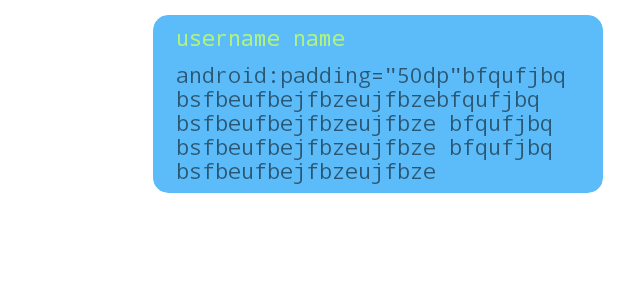
After one commit to BlaBl-App/BlaBl-App, an Android app: the layout message_custom.xml on its own in the app's theme, with its tools: preview values and no code run, on a phone screen of 412 x 824 dp. The commit adds this screen. Shown: the top 300 px of the screen. Run offline under Robolectric (Android 15) with nearby library versions, the phone set to English and light mode, and no system bars.

Commit message:
Ajout du composant de message

```diff
--- a/app/src/main/java/com/blablapp/blablapp/MainActivity.kt
+++ b/app/src/main/java/com/blablapp/blablapp/MainActivity.kt
@@ -44,7 +44,7 @@ class MainActivity : AppCompatActivity() {
             if (ProfilPseudo.text.toString() != "") {
                 this.user.pseudo = ProfilPseudo.text.toString()
                 val intent = Intent(this, ForumActivity::class.java)
-                intent.putExtra("user", this.user)
+                intent.putExtra("user", this.user.pseudo)
                 startActivity(intent)
             } else {
                 Toast.makeText(this, getString(R.string.messErrorPseudo), Toast.LENGTH_SHORT).show()
--- /dev/null
+++ b/app/src/main/res/layout/message_custom.xml
@@ -0,0 +1,51 @@
+<?xml version="1.0" encoding="utf-8"?>
+<androidx.constraintlayout.widget.ConstraintLayout xmlns:android="http://schemas.android.com/apk/res/android"
+    xmlns:app="http://schemas.android.com/apk/res-auto"
+    xmlns:tools="http://schemas.android.com/tools"
+    android:layout_width="match_parent"
+    android:layout_height="wrap_content"
+    android:padding="10dp"
+    android:id="@+id/lay"
+    >
+
+    <androidx.cardview.widget.CardView
+        android:id="@+id/cardViewMessage"
+        android:layout_width="300dp"
+        android:layout_height="wrap_content"
+        app:cardBackgroundColor="#5CBCF9"
+        app:cardCornerRadius="10dp"
+        app:layout_constraintEnd_toEndOf="parent"
+        app:layout_constraintTop_toTopOf="parent"
+        tools:ignore="MissingConstraints">
+
+        <androidx.constraintlayout.widget.ConstraintLayout
+            android:layout_width="match_parent"
+            android:layout_height="match_parent"
+            android:padding="5dp">
+
+            <TextView
+                android:id="@+id/userName"
+                android:layout_width="wrap_content"
+                android:layout_height="wrap_content"
+                android:layout_marginStart="10dp"
+                android:fontFamily="monospace"
+                android:text="username name"
+                android:textColor="#B2F37C"
+                app:layout_constraintStart_toStartOf="parent"
+                app:layout_constraintTop_toTopOf="parent" />
+
+            <TextView
+                android:id="@+id/userMessage"
+                android:layout_width="match_parent"
+                android:layout_height="wrap_content"
+                android:layout_marginStart="10dp"
+                android:layout_marginTop="5dp"
+                android:fontFamily="monospace"
+                android:text="android:padding=&quot;50dp&quot;bfqufjbq bsfbeufbejfbzeujfbzebfqufjbq bsfbeufbejfbzeujfbze bfqufjbq bsfbeufbejfbzeujfbze bfqufjbq bsfbeufbejfbzeujfbze"
+                android:textAlignment="textStart"
+                app:layout_constraintStart_toStartOf="parent"
+                app:layout_constraintTop_toBottomOf="@+id/userName" />
+
+        </androidx.constraintlayout.widget.ConstraintLayout>
+    </androidx.cardview.widget.CardView>
+</androidx.constraintlayout.widget.ConstraintLayout>
```
Also changed, not shown: app/src/main/java/com/blablapp/blablapp/ForumActivity.kt (+14 -0 lines), app/src/main/java/com/blablapp/blablapp/MessageCustom.kt (added, +24 -0 lines), app/src/main/res/layout/forum_activity.xml (+9 -0 lines).
